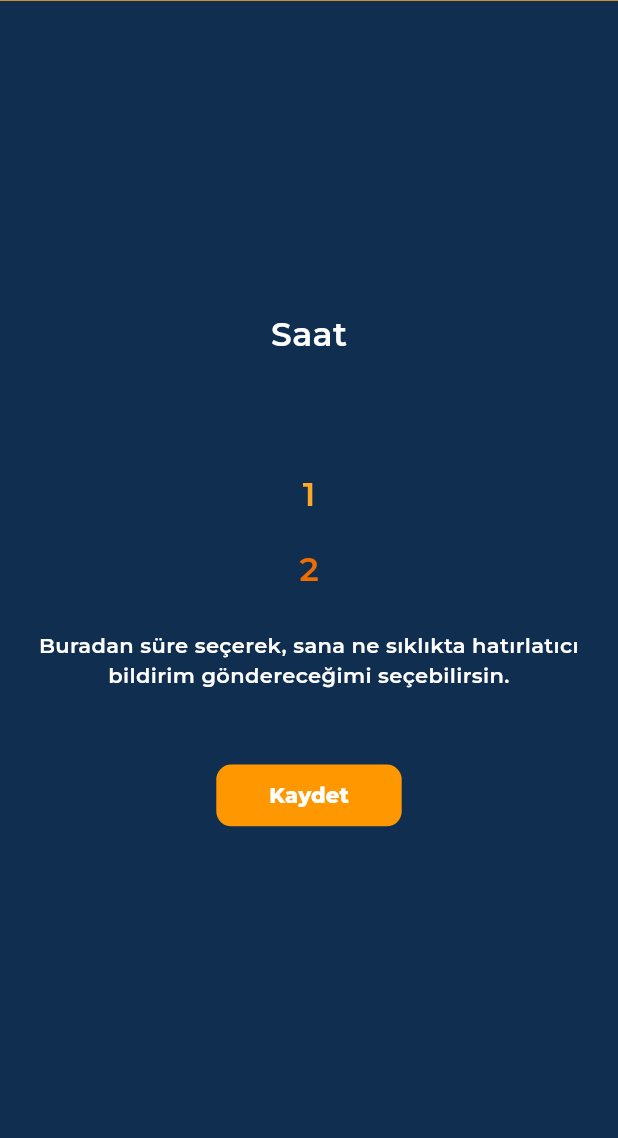
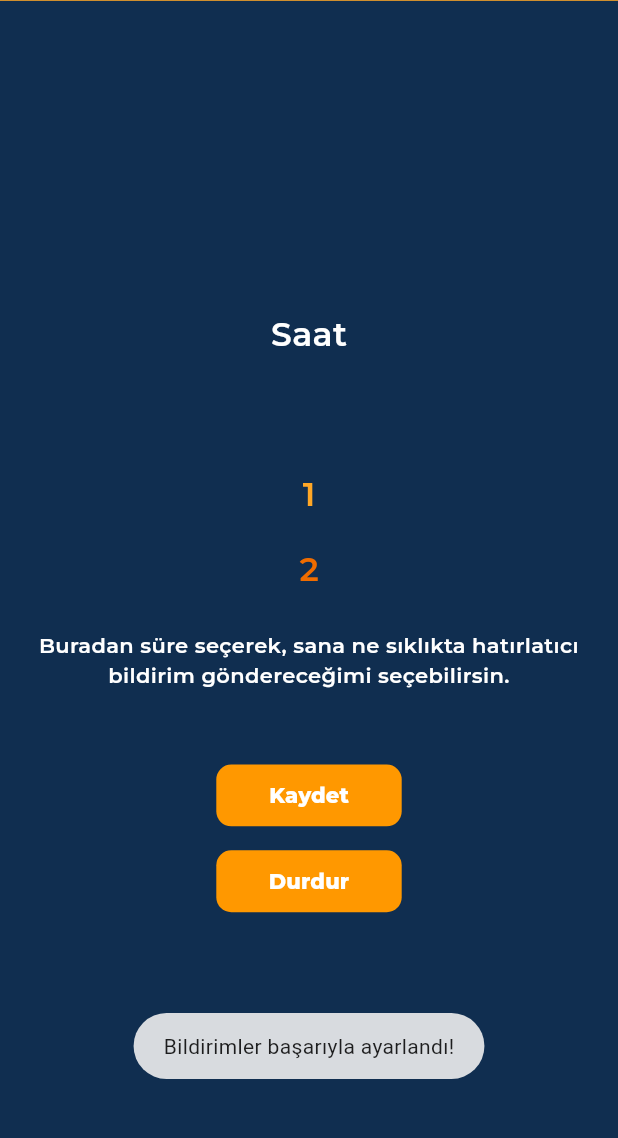
Before and after one commit to Riis35/dikdur, a Flutter app: the screen it shows after launch, after a tap on "Kaydet", on a phone screen of 412 x 824 dp, the part 61-1199 px from its top. Run offline on Flutter 3.47's test engine with Material 3 defaults, Android fonts, the phone set to English and light mode, and no system bars; drawn by our look-alikes of numberpicker; our stand-ins replace flutter_local_notifications, fluttertoast, get, google_fonts; missing offline and left inert: workmanager; statements that could not run were skipped.

Commit message:
oldu oldu olmadı yoldu

```diff
--- a/lib/main.dart
+++ b/lib/main.dart
@@ -1,10 +1,15 @@
+import 'dart:io';
+import 'dart:math';
+
 import 'package:flutter/material.dart';
+import 'package:flutter/services.dart';
 import 'package:google_fonts/google_fonts.dart';
-import 'globals.dart' as globals;
 import 'package:flutter_local_notifications/flutter_local_notifications.dart';
 import 'package:workmanager/workmanager.dart';
 import 'package:numberpicker/numberpicker.dart';
 import 'package:get/get.dart';
+import 'package:path_provider/path_provider.dart';
+import 'package:fluttertoast/fluttertoast.dart';
 
 final FlutterLocalNotificationsPlugin flutterLocalNotificationsPlugin =
     FlutterLocalNotificationsPlugin();
@@ -37,14 +42,38 @@ void callbackDispatcher() {
 }
 
 Future<void> _showBigPictureNotification() async {
-  const String largeIconPath = 'app_icon'; // drawable'daki icon (Android için)
-  const String bigPicturePath = 'notification_bg'; // drawable'daki büyük resim
+  //const String largeIconPath = 'app_icon'; // drawable'daki icon (Android için)
+  //const String bigPicturePath = 'notification_bg'; // drawable'daki büyük resim
+
+  // 1. Text dosyasını oku ve satırları al
+  final String textData = await rootBundle.loadString('assets/texts.txt');
+  final List<String> textLines =
+      textData.split('\n').where((line) => line.trim().isNotEmpty).toList();
+  final randomText = textLines[Random().nextInt(textLines.length)];
+
+  // 2. Görseli seç
+  final imageNames = [
+    '1.jpg',
+    '2.jpg',
+    '3.jpg',
+  ];
+  final randomImage = imageNames[Random().nextInt(imageNames.length)];
+  final String imageAssetPath = 'assets/imgs/$randomImage';
+
+  // 3. Byte olarak oku ve geçici dosyaya yaz
+  final ByteData bytes = await rootBundle.load(imageAssetPath);
+  final Uint8List list = bytes.buffer.asUint8List();
+
+  final tempDir = await getTemporaryDirectory();
+  final File tempFile = File('${tempDir.path}/$randomImage');
+  await tempFile.writeAsBytes(list);
+
+
 
   final BigPictureStyleInformation bigPictureStyle = BigPictureStyleInformation(
-    DrawableResourceAndroidBitmap(bigPicturePath),
-    largeIcon: DrawableResourceAndroidBitmap(largeIconPath),
+    FilePathAndroidBitmap(tempFile.path),
     contentTitle: 'DİK DUR!',
-    summaryText: 'BELİN YAMUK KALACAK KARDEŞ DİK DUR!',
+    summaryText: randomText,
     htmlFormatContentTitle: true,
   );
 
@@ -66,7 +95,7 @@ Future<void> _showBigPictureNotification() async {
   await flutterLocalNotificationsPlugin.show(
     0,
     'DİK DUR!',
-    'SAĞLIK İÇİN DİK DUR!',
+    randomText,
     platformChannelSpecifics,
   );
 }
@@ -85,11 +114,10 @@ void main() async{
 
   final InitializationSettings initializationSettings =
       InitializationSettings(android: initializationSettingsAndroid);
-
     await flutterLocalNotificationsPlugin.initialize(
     initializationSettings,
     onDidReceiveNotificationResponse: (details) {
-    // Boş bırakıyoruz
+
   },
   );
   runApp(const MainApp());
@@ -142,10 +170,11 @@ class MainApp extends StatelessWidget {
                           ),
                     ),
                     SizedBox(height: size.height * 0.05),
-                    TextButton(onPressed:() => {
+                    TextButton(onPressed:() {
                     //print(timeController.currentValue*60),
-                    _showBigPictureNotification(),
-                    /*
+                    //_showBigPictureNotification();
+
+                     try {
                           Workmanager().registerPeriodicTask(
                             "big_picture_task",
                             "bigPictureNotification",
@@ -153,7 +182,33 @@ class MainApp extends StatelessWidget {
                             constraints: Constraints(
                               networkType: NetworkType.connected,
                             ),
-                  )*/
+                          );
+                          Fluttertoast.showToast(
+                          msg: "Bildirimler başarıyla ayarlandı!",
+                          toastLength: Toast.LENGTH_SHORT,
+                          gravity: ToastGravity.BOTTOM,
+                        );
+                        } catch (e) {
+                           Fluttertoast.showToast(
+                            msg: "Hata: $e",
+                            toastLength: Toast.LENGTH_LONG,
+                            gravity: ToastGravity.BOTTOM,
+                            backgroundColor: Colors.red,
+                          );
+                        }
+                      },
+                      child: Container(
+                      width: size.width * 0.3,
+                      height: size.height * 0.05,
+                      decoration: BoxDecoration(
+                        color: Colors.orange[500],
+                        borderRadius: BorderRadius.circular(10),
+                      ),
+                      child: Center(child: Text("Kaydet", style: GoogleFonts.montserrat(color: Colors.white, fontWeight: FontWeight.w800),)))),
+                      TextButton(onPressed:() => {
+                    //print(timeController.currentValue*60),
+                    //_showBigPictureNotification(),
+                    stopReminder(),
                     }, child: Container(
                       width: size.width * 0.3,
                       height: size.height * 0.05,
@@ -161,7 +216,7 @@ class MainApp extends StatelessWidget {
                         color: Colors.orange[500],
                         borderRadius: BorderRadius.circular(10),
                       ),
-                      child: Center(child: Text("Kaydet", style: GoogleFonts.montserrat(color: Colors.white, fontWeight: FontWeight.w800),)))),
+                      child: Center(child: Text("Durdur", style: GoogleFonts.montserrat(color: Colors.white, fontWeight: FontWeight.w800),))))
                   ],
                 ),
 
@@ -186,6 +241,10 @@ class MainApp extends StatelessWidget {
       ],
     );
   }
+
+  void stopReminder() {
+  Workmanager().cancelByUniqueName("big_picture_task");
+}
 }
 class TimeController extends GetxController {
   var pickervalue = 1.obs;
```
Also changed, not shown: assets/texts.txt (added, +20 -0 lines), pubspec.yaml (+12 -1 lines), assets/imgs/1.jpg (added), assets/imgs/2.jpg (added), assets/imgs/3.jpg (added), pubspec.lock, 3 other files. Lines whose indentation alone changed are shown as unchanged.
